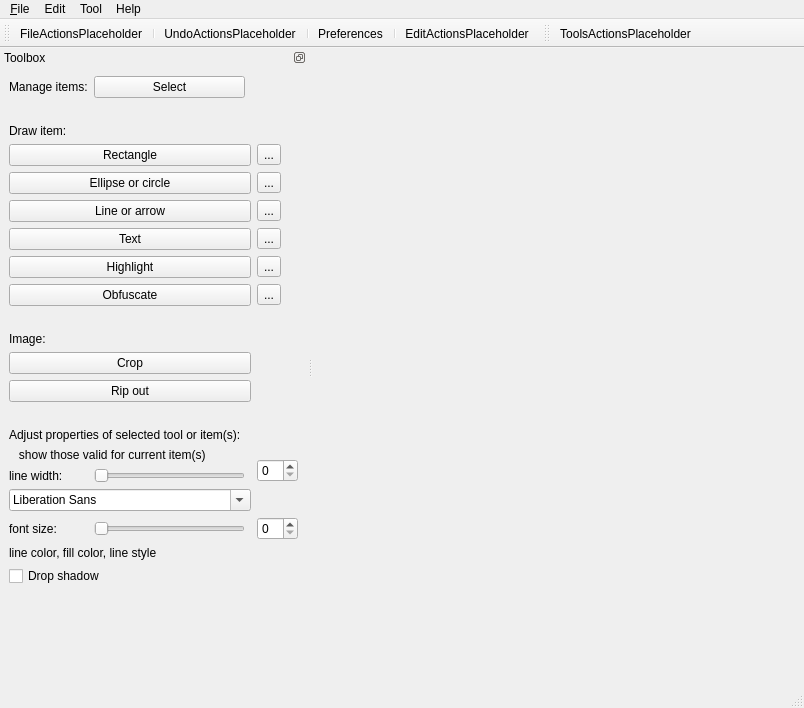
Above: src/ui/mainwindow.ui from KDE/kreenshot-editor before the change. Below: the same form after it.
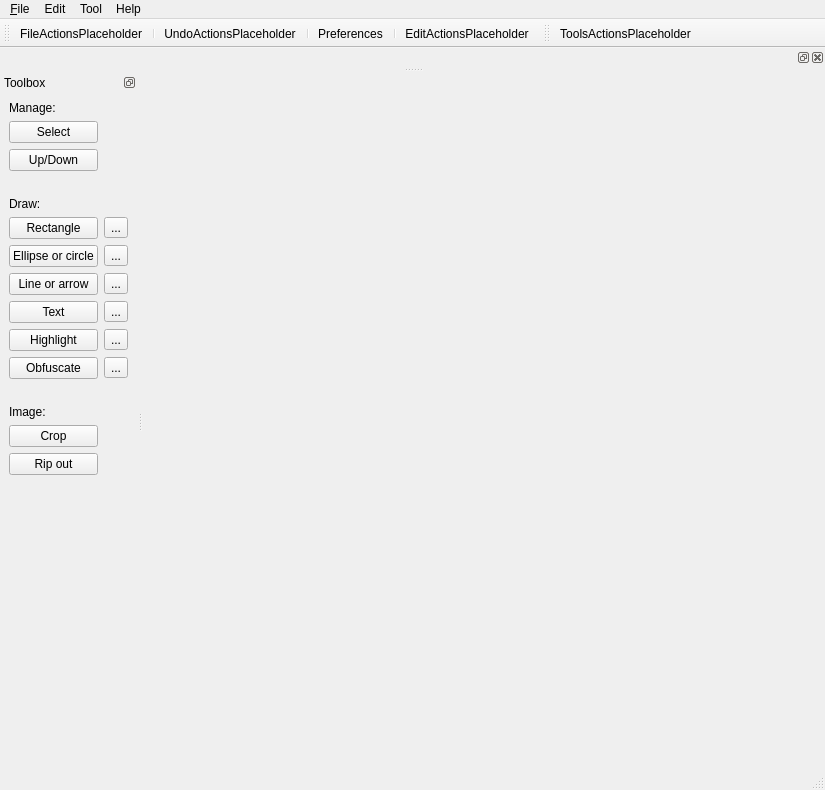
That is the form after the change. Icons and pictures are not drawn.

Commit message: main window ui

```diff
--- a/src/ui/mainwindow.ui
+++ b/src/ui/mainwindow.ui
@@ -6,8 +6,8 @@
    <rect>
     <x>0</x>
     <y>0</y>
-    <width>804</width>
-    <height>708</height>
+    <width>825</width>
+    <height>790</height>
    </rect>
   </property>
   <property name="windowTitle">
@@ -25,7 +25,7 @@
     <rect>
      <x>0</x>
      <y>0</y>
-     <width>804</width>
+     <width>825</width>
      <height>19</height>
     </rect>
    </property>
@@ -88,12 +88,6 @@
    <addaction name="actionEditActionsPlaceholder"/>
   </widget>
   <widget class="QDockWidget" name="containerToolbox">
-   <property name="minimumSize">
-    <size>
-     <width>307</width>
-     <height>612</height>
-    </size>
-   </property>
    <property name="features">
     <set>QDockWidget::DockWidgetFloatable|QDockWidget::DockWidgetMovable</set>
    </property>
@@ -105,90 +99,21 @@
    </attribute>
    <widget class="QWidget" name="dockWidgetContents">
     <layout class="QGridLayout" name="gridLayout">
-     <item row="1" column="0">
-      <spacer name="verticalSpacer_2">
-       <property name="orientation">
-        <enum>Qt::Vertical</enum>
-       </property>
-       <property name="sizeType">
-        <enum>QSizePolicy::Fixed</enum>
-       </property>
-       <property name="sizeHint" stdset="0">
-        <size>
-         <width>20</width>
-         <height>20</height>
-        </size>
-       </property>
-      </spacer>
-     </item>
-     <item row="2" column="0">
-      <widget class="QLabel" name="label">
+     <item row="16" column="1">
+      <widget class="QPushButton" name="pushButtonToolRipOut">
        <property name="text">
-        <string>Draw item:</string>
+        <string>Rip out</string>
        </property>
       </widget>
      </item>
-     <item row="3" column="0" colspan="3">
-      <widget class="QPushButton" name="pushButtonToolRect">
+     <item row="15" column="1">
+      <widget class="QPushButton" name="pushButtonToolCrop">
        <property name="text">
-        <string>Rectangle</string>
+        <string>Crop</string>
        </property>
-       <property name="checkable">
-        <bool>true</bool>
-       </property>
       </widget>
      </item>
-     <item row="3" column="3">
-      <widget class="QToolButton" name="toolButton">
-       <property name="toolTip">
-        <string>When licked shows the list of saved presets and options to add or delete one</string>
-       </property>
-       <property name="text">
-        <string>...</string>
-       </property>
-      </widget>
-     </item>
-     <item row="4" column="0" colspan="3">
-      <widget class="QPushButton" name="pushButtonToolEllipse">
-       <property name="text">
-        <string>Ellipse or circle</string>
-       </property>
-       <property name="checkable">
-        <bool>true</bool>
-       </property>
-      </widget>
-     </item>
-     <item row="4" column="3">
-      <widget class="QToolButton" name="toolButton_2">
-       <property name="toolTip">
-        <string>When licked shows the list of saved presets and options to add or delete one</string>
-       </property>
-       <property name="text">
-        <string>...</string>
-       </property>
-      </widget>
-     </item>
-     <item row="5" column="0" colspan="3">
-      <widget class="QPushButton" name="pushButtonToolLine">
-       <property name="text">
-        <string>Line or arrow</string>
-       </property>
-       <property name="checkable">
-        <bool>true</bool>
-       </property>
-      </widget>
-     </item>
-     <item row="5" column="3">
-      <widget class="QToolButton" name="toolButton_3">
-       <property name="toolTip">
-        <string>When licked shows the list of saved presets and options to add or delete one</string>
-       </property>
-       <property name="text">
-        <string>...</string>
-       </property>
-      </widget>
-     </item>
-     <item row="6" column="0" colspan="3">
+     <item row="10" column="1">
       <widget class="QPushButton" name="pushButtonToolText">
        <property name="text">
         <string>Text</string>
@@ -198,67 +123,30 @@
        </property>
       </widget>
      </item>
-     <item row="6" column="3">
-      <widget class="QToolButton" name="toolButton_6">
-       <property name="toolTip">
-        <string>When licked shows the list of saved presets and options to add or delete one</string>
+     <item row="5" column="1">
+      <spacer name="verticalSpacer_2">
+       <property name="orientation">
+        <enum>Qt::Vertical</enum>
        </property>
-       <property name="text">
-        <string>...</string>
+       <property name="sizeType">
+        <enum>QSizePolicy::Fixed</enum>
        </property>
-      </widget>
-     </item>
-     <item row="7" column="0" colspan="3">
-      <widget class="QPushButton" name="pushButtonToolHighlight">
-       <property name="text">
-        <string>Highlight</string>
-       </property>
-       <property name="checkable">
-        <bool>true</bool>
-       </property>
-      </widget>
-     </item>
-     <item row="7" column="3">
-      <widget class="QToolButton" name="toolButton_4">
-       <property name="toolTip">
-        <string>When licked shows the list of saved presets and options to add or delete one</string>
-       </property>
-       <property name="text">
-        <string>...</string>
-       </property>
-      </widget>
-     </item>
-     <item row="8" column="0" colspan="3">
-      <widget class="QPushButton" name="pushButtonToolObfuscate">
-       <property name="text">
-        <string>Obfuscate</string>
-       </property>
-       <property name="checkable">
-        <bool>true</bool>
-       </property>
-      </widget>
-     </item>
-     <item row="16" column="3" rowspan="2">
-      <widget class="QSpinBox" name="spinBox">
-       <property name="maximumSize">
+       <property name="sizeHint" stdset="0">
         <size>
-         <width>150</width>
-         <height>16777215</height>
+         <width>20</width>
+         <height>20</height>
         </size>
        </property>
-      </widget>
+      </spacer>
      </item>
-     <item row="8" column="3">
-      <widget class="QToolButton" name="toolButton_5">
-       <property name="toolTip">
-        <string>When licked shows the list of saved presets and options to add or delete one</string>
-       </property>
+     <item row="6" column="1">
+      <widget class="QLabel" name="label">
        <property name="text">
-        <string>...</string>
+        <string>Draw:</string>
        </property>
       </widget>
      </item>
-     <item row="9" column="0">
+     <item row="13" column="1">
       <spacer name="verticalSpacer_3">
        <property name="orientation">
         <enum>Qt::Vertical</enum>
@@ -274,59 +162,7 @@
        </property>
       </spacer>
      </item>
-     <item row="17" column="0">
-      <widget class="QLabel" name="label_5">
-       <property name="text">
-        <string>line width:</string>
-       </property>
-      </widget>
-     </item>
-     <item row="19" column="0">
-      <widget class="QLabel" name="label_6">
-       <property name="text">
-        <string>font size:</string>
-       </property>
-      </widget>
-     </item>
-     <item row="19" column="3">
-      <widget class="QSpinBox" name="spinBox_2">
-       <property name="maximumSize">
-        <size>
-         <width>150</width>
-         <height>16777215</height>
-        </size>
-       </property>
-      </widget>
-     </item>
-     <item row="20" column="0" colspan="4">
-      <widget class="QLabel" name="label_7">
-       <property name="text">
-        <string>line color, fill color, line style</string>
-       </property>
-      </widget>
-     </item>
-     <item row="21" column="0" colspan="3">
-      <widget class="QCheckBox" name="checkBox">
-       <property name="text">
-        <string>Drop shadow</string>
-       </property>
-      </widget>
-     </item>
-     <item row="14" column="0" colspan="3">
-      <widget class="QLabel" name="label_3">
-       <property name="text">
-        <string>Adjust properties of selected tool or item(s):</string>
-       </property>
-      </widget>
-     </item>
-     <item row="15" column="0" rowspan="2" colspan="3">
-      <widget class="QLabel" name="label_4">
-       <property name="text">
-        <string>   show those valid for current item(s)</string>
-       </property>
-      </widget>
-     </item>
-     <item row="22" column="0">
+     <item row="17" column="1">
       <spacer name="verticalSpacer">
        <property name="orientation">
         <enum>Qt::Vertical</enum>
@@ -339,14 +175,91 @@
        </property>
       </spacer>
      </item>
-     <item row="0" column="0">
-      <widget class="QLabel" name="label_2">
+     <item row="14" column="1">
+      <widget class="QLabel" name="label_8">
        <property name="text">
-        <string>Manage items:</string>
+        <string>Image:</string>
+       </property>
+      </widget>
+     </item>
+     <item row="9" column="2">
+      <widget class="QToolButton" name="toolButton_3">
+       <property name="toolTip">
+        <string>When licked shows the list of saved presets and options to add or delete one</string>
+       </property>
+       <property name="text">
+        <string>...</string>
+       </property>
+      </widget>
+     </item>
+     <item row="10" column="2">
+      <widget class="QToolButton" name="toolButton_6">
+       <property name="toolTip">
+        <string>When licked shows the list of saved presets and options to add or delete one</string>
+       </property>
+       <property name="text">
+        <string>...</string>
+       </property>
+      </widget>
+     </item>
+     <item row="8" column="1">
+      <widget class="QPushButton" name="pushButtonToolEllipse">
+       <property name="text">
+        <string>Ellipse or circle</string>
+       </property>
+       <property name="checkable">
+        <bool>true</bool>
+       </property>
+      </widget>
+     </item>
+     <item row="7" column="2">
+      <widget class="QToolButton" name="toolButton">
+       <property name="toolTip">
+        <string>When licked shows the list of saved presets and options to add or delete one</string>
+       </property>
+       <property name="text">
+        <string>...</string>
+       </property>
+      </widget>
+     </item>
+     <item row="11" column="2">
+      <widget class="QToolButton" name="toolButton_4">
+       <property name="toolTip">
+        <string>When licked shows the list of saved presets and options to add or delete one</string>
+       </property>
+       <property name="text">
+        <string>...</string>
        </property>
       </widget>
      </item>
      <item row="0" column="1">
+      <widget class="QLabel" name="label_2">
+       <property name="text">
+        <string>Manage:</string>
+       </property>
+      </widget>
+     </item>
+     <item row="8" column="2">
+      <widget class="QToolButton" name="toolButton_2">
+       <property name="toolTip">
+        <string>When licked shows the list of saved presets and options to add or delete one</string>
+       </property>
+       <property name="text">
+        <string>...</string>
+       </property>
+      </widget>
+     </item>
+     <item row="7" column="1">
+      <widget class="QPushButton" name="pushButtonToolRect">
+       <property name="text">
+        <string>Rectangle</string>
+       </property>
+       <property name="checkable">
+        <bool>true</bool>
+       </property>
+      </widget>
+     </item>
+     <item row="1" column="1">
       <widget class="QPushButton" name="pushButtonToolSelect">
        <property name="text">
         <string>Select</string>
@@ -359,64 +272,50 @@
        </property>
       </widget>
      </item>
-     <item row="17" column="1">
-      <widget class="QSlider" name="horizontalSlider">
-       <property name="orientation">
-        <enum>Qt::Horizontal</enum>
+     <item row="12" column="1">
+      <widget class="QPushButton" name="pushButtonToolObfuscate">
+       <property name="text">
+        <string>Obfuscate</string>
        </property>
-      </widget>
-     </item>
-     <item row="19" column="1">
-      <widget class="QSlider" name="horizontalSlider_2">
-       <property name="orientation">
-        <enum>Qt::Horizontal</enum>
+       <property name="checkable">
+        <bool>true</bool>
        </property>
       </widget>
      </item>
-     <item row="12" column="0" colspan="3">
-      <widget class="QPushButton" name="pushButtonToolRipOut">
+     <item row="11" column="1">
+      <widget class="QPushButton" name="pushButtonToolHighlight">
        <property name="text">
-        <string>Rip out</string>
+        <string>Highlight</string>
        </property>
+       <property name="checkable">
+        <bool>true</bool>
+       </property>
       </widget>
      </item>
-     <item row="10" column="0">
-      <widget class="QLabel" name="label_8">
+     <item row="9" column="1">
+      <widget class="QPushButton" name="pushButtonToolLine">
        <property name="text">
-        <string>Image:</string>
+        <string>Line or arrow</string>
        </property>
+       <property name="checkable">
+        <bool>true</bool>
+       </property>
       </widget>
      </item>
-     <item row="11" column="0" colspan="3">
-      <widget class="QPushButton" name="pushButtonToolCrop">
+     <item row="12" column="2">
+      <widget class="QToolButton" name="toolButton_5">
+       <property name="toolTip">
+        <string>When licked shows the list of saved presets and options to add or delete one</string>
+       </property>
        <property name="text">
-        <string>Crop</string>
+        <string>...</string>
        </property>
       </widget>
      </item>
-     <item row="13" column="0">
-      <spacer name="verticalSpacer_4">
-       <property name="orientation">
-        <enum>Qt::Vertical</enum>
-       </property>
-       <property name="sizeType">
-        <enum>QSizePolicy::Fixed</enum>
-       </property>
-       <property name="sizeHint" stdset="0">
-        <size>
-         <width>20</width>
-         <height>20</height>
-        </size>
-       </property>
-      </spacer>
-     </item>
-     <item row="18" column="0" colspan="3">
-      <widget class="QFontComboBox" name="fontComboBox">
-       <property name="maximumSize">
-        <size>
-         <width>300</width>
-         <height>16777215</height>
-        </size>
+     <item row="2" column="1">
+      <widget class="QPushButton" name="pushButton">
+       <property name="text">
+        <string>Up/Down</string>
        </property>
       </widget>
      </item>
@@ -438,6 +337,165 @@
    </attribute>
    <addaction name="actionToolsActionsPlaceholder"/>
   </widget>
+  <widget class="QDockWidget" name="dockWidget">
+   <attribute name="dockWidgetArea">
+    <number>4</number>
+   </attribute>
+   <widget class="QWidget" name="dockWidgetContents_2">
+    <widget class="QLabel" name="label_5">
+     <property name="geometry">
+      <rect>
+       <x>0</x>
+       <y>10</y>
+       <width>61</width>
+       <height>16</height>
+      </rect>
+     </property>
+     <property name="text">
+      <string>line width:</string>
+     </property>
+    </widget>
+    <widget class="QSlider" name="horizontalSlider">
+     <property name="geometry">
+      <rect>
+       <x>60</x>
+       <y>10</y>
+       <width>81</width>
+       <height>16</height>
+      </rect>
+     </property>
+     <property name="orientation">
+      <enum>Qt::Horizontal</enum>
+     </property>
+    </widget>
+    <widget class="QSpinBox" name="spinBox">
+     <property name="geometry">
+      <rect>
+       <x>150</x>
+       <y>0</y>
+       <width>45</width>
+       <height>23</height>
+      </rect>
+     </property>
+     <property name="maximumSize">
+      <size>
+       <width>150</width>
+       <height>16777215</height>
+      </size>
+     </property>
+    </widget>
+    <widget class="QFontComboBox" name="fontComboBox">
+     <property name="geometry">
+      <rect>
+       <x>200</x>
+       <y>0</y>
+       <width>161</width>
+       <height>22</height>
+      </rect>
+     </property>
+     <property name="maximumSize">
+      <size>
+       <width>300</width>
+       <height>16777215</height>
+      </size>
+     </property>
+    </widget>
+    <widget class="QLabel" name="label_6">
+     <property name="geometry">
+      <rect>
+       <x>370</x>
+       <y>0</y>
+       <width>81</width>
+       <height>23</height>
+      </rect>
+     </property>
+     <property name="text">
+      <string>font size:</string>
+     </property>
+    </widget>
+    <widget class="QSlider" name="horizontalSlider_2">
+     <property name="geometry">
+      <rect>
+       <x>420</x>
+       <y>0</y>
+       <width>71</width>
+       <height>16</height>
+      </rect>
+     </property>
+     <property name="orientation">
+      <enum>Qt::Horizontal</enum>
+     </property>
+    </widget>
+    <widget class="QSpinBox" name="spinBox_2">
+     <property name="geometry">
+      <rect>
+       <x>490</x>
+       <y>0</y>
+       <width>45</width>
+       <height>23</height>
+      </rect>
+     </property>
+     <property name="maximumSize">
+      <size>
+       <width>150</width>
+       <height>16777215</height>
+      </size>
+     </property>
+    </widget>
+    <widget class="QLabel" name="label_7">
+     <property name="geometry">
+      <rect>
+       <x>540</x>
+       <y>10</y>
+       <width>289</width>
+       <height>14</height>
+      </rect>
+     </property>
+     <property name="text">
+      <string>line color, fill color, line style</string>
+     </property>
+    </widget>
+    <widget class="QCheckBox" name="checkBox">
+     <property name="geometry">
+      <rect>
+       <x>700</x>
+       <y>10</y>
+       <width>260</width>
+       <height>20</height>
+      </rect>
+     </property>
+     <property name="text">
+      <string>Drop shadow</string>
+     </property>
+    </widget>
+    <widget class="QLabel" name="label_3">
+     <property name="geometry">
+      <rect>
+       <x>0</x>
+       <y>0</y>
+       <width>238</width>
+       <height>14</height>
+      </rect>
+     </property>
+     <property name="text">
+      <string>Adjust properties of selected tool or item(s):</string>
+     </property>
+    </widget>
+    <widget class="QLabel" name="label_4">
+     <property name="geometry">
+      <rect>
+       <x>140</x>
+       <y>20</y>
+       <width>238</width>
+       <height>14</height>
+      </rect>
+     </property>
+     <property name="text">
+      <string>   show those valid for current item(s)</string>
+     </property>
+    </widget>
+   </widget>
+  </widget>
   <action name="actionQuit">
    <property name="icon">
     <iconset theme="application-exit">
```
